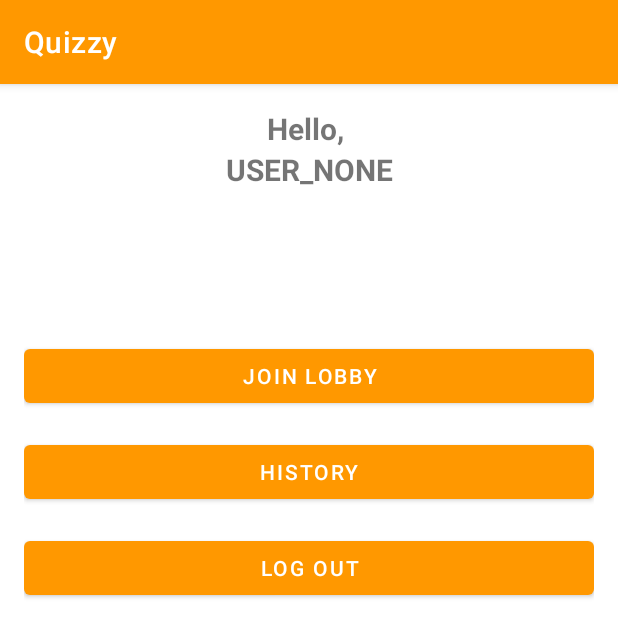
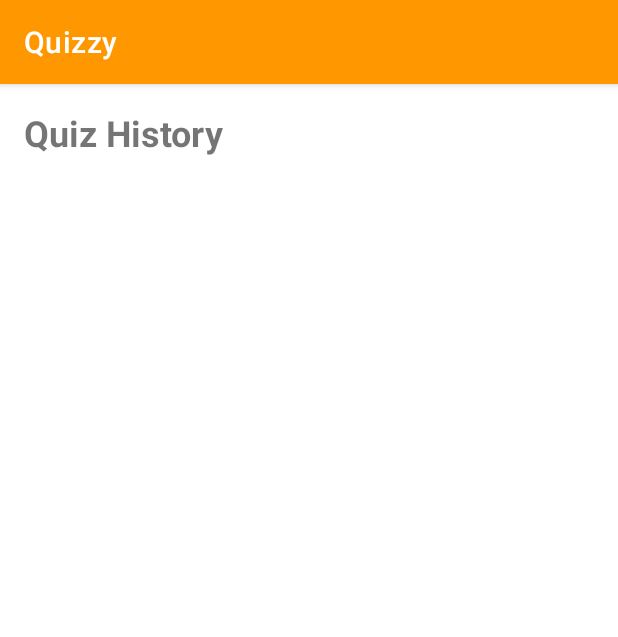
Before and after one commit to MihaiAnghel07/Quizzy, an Android app: the HomeActivity screen opened directly, with no data from a screen before it, after a tap on "HISTORY", on a phone screen of 412 x 824 dp. Shown: the top 637 px of the screen. Run offline under Robolectric (Android 15) with nearby library versions, the phone set to English and light mode, and no system bars; our stand-ins replace Firebase (no records; nobody signed in at launch, a user with empty details on screens opened directly).

Commit message:
Participant quiz history (no images yet)

```diff
--- /dev/null
+++ b/Quizzy/app/src/main/java/com/quizzy/android/HistoryActivity.java
@@ -0,0 +1,91 @@
+package com.quizzy.android;
+
+import androidx.appcompat.app.AppCompatActivity;
+
+import android.os.Bundle;
+
+
+import androidx.appcompat.app.AppCompatActivity;
+
+import android.content.Intent;
+import android.os.Bundle;
+import android.view.View;
+import android.widget.LinearLayout;
+import android.widget.TextView;
+import android.widget.Toast;
+
+import com.google.firebase.database.DataSnapshot;
+import com.google.firebase.database.DatabaseError;
+import com.google.firebase.database.DatabaseReference;
+import com.google.firebase.database.FirebaseDatabase;
+import com.google.firebase.database.ValueEventListener;
+
+import java.util.ArrayList;
+import java.util.List;
+
+public class HistoryActivity extends AppCompatActivity {
+
+    private LinearLayout quizListLayout;
+    private DatabaseReference historyRef;
+
+    @Override
+    protected void onCreate(Bundle savedInstanceState) {
+        super.onCreate(savedInstanceState);
+        setContentView(R.layout.activity_history);
+
+        quizListLayout = findViewById(R.id.quizListLayout);
+
+        historyRef = FirebaseDatabase.getInstance().getReference().child("History")
+                .child("participant").child(PreferenceHelper.getUsername(this)).child("quizzes");
+
+        historyRef.addValueEventListener(new ValueEventListener() {
+            @Override
+            public void onDataChange(DataSnapshot dataSnapshot) {
+                quizListLayout.removeAllViews();
+
+                for (DataSnapshot quizSnapshot : dataSnapshot.getChildren()) {
+                    String quizId = quizSnapshot.getKey();
+                    String quizTitle = quizSnapshot.child("quizTitle").getValue(String.class);
+                    String timestamp = quizSnapshot.child("timestamp").getValue(String.class);
+                    System.out.println("quizID: " + quizId + "; title: " + quizTitle + " timestamp: " + timestamp);
+
+                    if (quizTitle != null && timestamp != null) {
+                        addQuizToList(quizId, quizTitle, timestamp);
+                    }
+                }
+            }
+
+            @Override
+            public void onCancelled(DatabaseError databaseError) {
+                // Handle database error, if needed
+            }
+        });
+    }
+
+    private void addQuizToList(String quizId, String quizTitle, String timestamp) {
+        LinearLayout.LayoutParams layoutParams = new LinearLayout.LayoutParams(
+                LinearLayout.LayoutParams.MATCH_PARENT,
+                LinearLayout.LayoutParams.WRAP_CONTENT);
+        layoutParams.setMargins(0, 0, 0, 16);
+
+        TextView quizItemTextView = new TextView(this);
+        quizItemTextView.setLayoutParams(layoutParams);
+        quizItemTextView.setText(quizTitle + " - " + timestamp);
+        quizItemTextView.setTextSize(18);
+        quizItemTextView.setPadding(16, 16, 16, 16);
+        //quizItemTextView.setBackgroundResource(R.drawable.quiz_item_background);
+        quizItemTextView.setOnClickListener(new View.OnClickListener() {
+            @Override
+            public void onClick(View v) {
+                // Open QuizDetailsActivity with quizId as extra
+                Intent intent = new Intent(HistoryActivity.this, QuizDetailsActivity.class);
+                intent.putExtra("quizId", quizId);
+                intent.putExtra("quizTitle", quizTitle);
+                intent.putExtra("timestamp", timestamp);
+                startActivity(intent);
+            }
+        });
+
+        quizListLayout.addView(quizItemTextView);
+    }
+}
--- a/Quizzy/app/src/main/java/com/quizzy/android/HomeActivity.java
+++ b/Quizzy/app/src/main/java/com/quizzy/android/HomeActivity.java
@@ -54,6 +54,8 @@ public class HomeActivity extends AppCompatActivity {
 
         historyButton.setOnClickListener(v -> {
             // Start History activity
+            Intent newIntent = new Intent(HomeActivity.this, HistoryActivity.class);
+            startActivity(newIntent);
         });
 
         logoutButton.setOnClickListener(v -> {
--- /dev/null
+++ b/Quizzy/app/src/main/res/layout/activity_history.xml
@@ -0,0 +1,29 @@
+<!-- activity_history.xml -->
+<LinearLayout xmlns:android="http://schemas.android.com/apk/res/android"
+    android:layout_width="match_parent"
+    android:layout_height="match_parent"
+    android:orientation="vertical">
+
+    <TextView
+        android:layout_width="match_parent"
+        android:layout_height="wrap_content"
+        android:text="Quiz History"
+        android:textSize="24sp"
+        android:textStyle="bold"
+        android:padding="16dp"/>
+
+    <ScrollView
+        android:layout_width="match_parent"
+        android:layout_height="0dp"
+        android:layout_weight="1"
+        android:padding="16dp">
+
+        <LinearLayout
+            android:id="@+id/quizListLayout"
+            android:layout_width="match_parent"
+            android:layout_height="wrap_content"
+            android:orientation="vertical"/>
+
+    </ScrollView>
+
+</LinearLayout>
```
Also changed, not shown: Quizzy/app/src/main/AndroidManifest.xml (+28 -0 lines), Quizzy/app/src/main/java/com/quizzy/android/JoinLobbyActivity.java (+31 -2 lines), Quizzy/app/src/main/java/com/quizzy/android/LobbyActivity.java (added, +112 -0 lines), Quizzy/app/src/main/java/com/quizzy/android/QuizActivity.java (added, +14 -0 lines), Quizzy/app/src/main/java/com/quizzy/android/QuizDetailsActivity.java (added, +116 -0 lines), Quizzy/app/src/main/res/layout/activity_lobby.xml (added, +25 -0 lines), Quizzy/app/src/main/res/layout/activity_quiz.xml (added, +9 -0 lines), Quizzy/app/src/main/res/layout/activity_quiz_details.xml (added, +56 -0 lines), Quizzy/app/src/main/res/drawable/ic_check_mark.png (added), Quizzy/app/src/main/res/drawable/ic_cross_mark.png (added), 1 other file.
